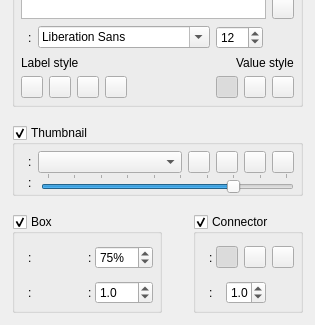
Above: src/DiscoveryArea/ui/pins_settings.ui from eidora-desktop/EIDORA before the change; both pictures show x 0 to 315 and y 208 to 533 of the 315 by 533 pixel window. Below: the same form after it.
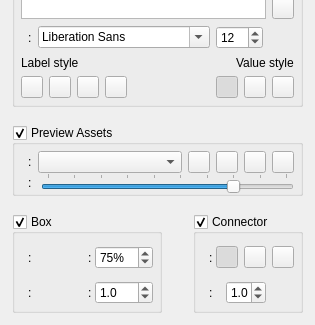
That is the form after the change. Icons and pictures are not drawn.

The edit to the form file:
```diff
--- a/src/DiscoveryArea/ui/pins_settings.ui
+++ b/src/DiscoveryArea/ui/pins_settings.ui
@@ -892,7 +892,7 @@
       </size>
      </property>
      <property name="title">
-      <string>Thumbnail</string>
+      <string>Preview Assets</string>
      </property>
      <property name="checkable">
       <bool>true</bool>
```
Left out of the diff: 454 changed lines with no effect on the pictures.
